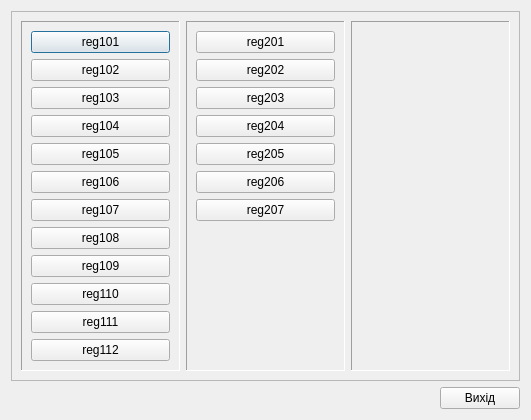
vanessaorgua/dondushen, file satur/scada/history.ui: the form before one commit.
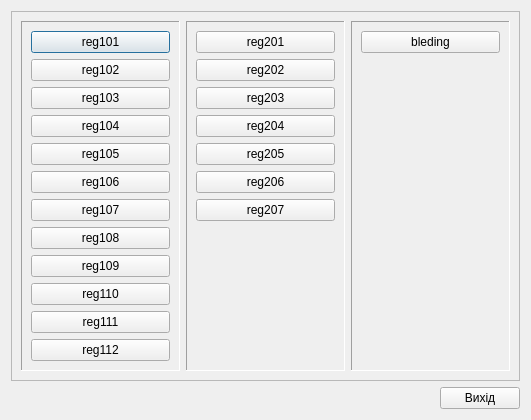
The form after the commit.

Diff of the .ui file:
```diff
--- a/satur/scada/history.ui
+++ b/satur/scada/history.ui
@@ -215,6 +215,13 @@
          <enum>QFrame::Sunken</enum>
         </property>
         <layout class="QVBoxLayout" name="verticalLayout_3">
+         <item>
+          <widget class="QPushButton" name="trend2_bleding">
+           <property name="text">
+            <string>bleding</string>
+           </property>
+          </widget>
+         </item>
          <item>
           <spacer name="verticalSpacer_3">
            <property name="orientation">
```
